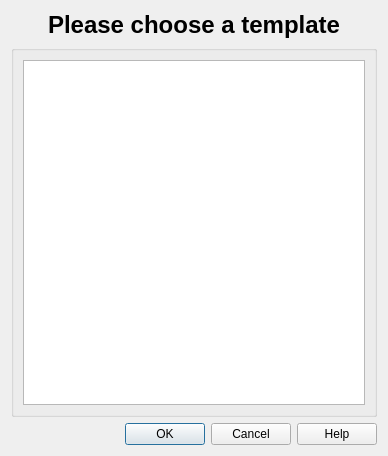
Before: the Qt Designer form designer/addmodel.ui in ankitects/anki, drawn with Qt 5.
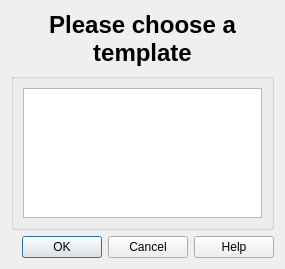
After: the same form once the commit is applied.

```diff
--- a/designer/addmodel.ui
+++ b/designer/addmodel.ui
@@ -5,8 +5,8 @@
    <rect>
     <x>0</x>
     <y>0</y>
-    <width>388</width>
-    <height>456</height>
+    <width>285</width>
+    <height>269</height>
    </rect>
   </property>
   <property name="windowTitle" >
```
